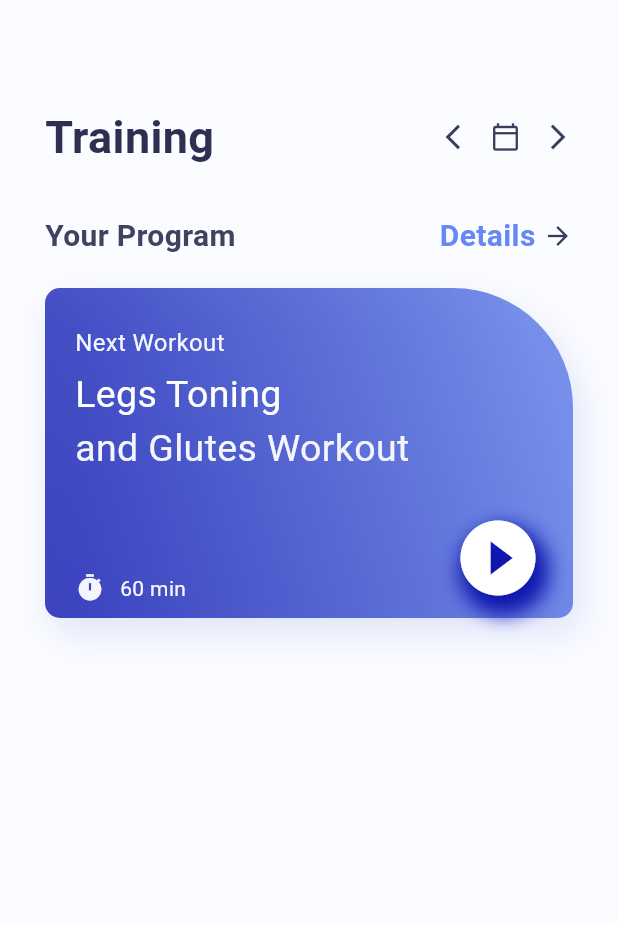
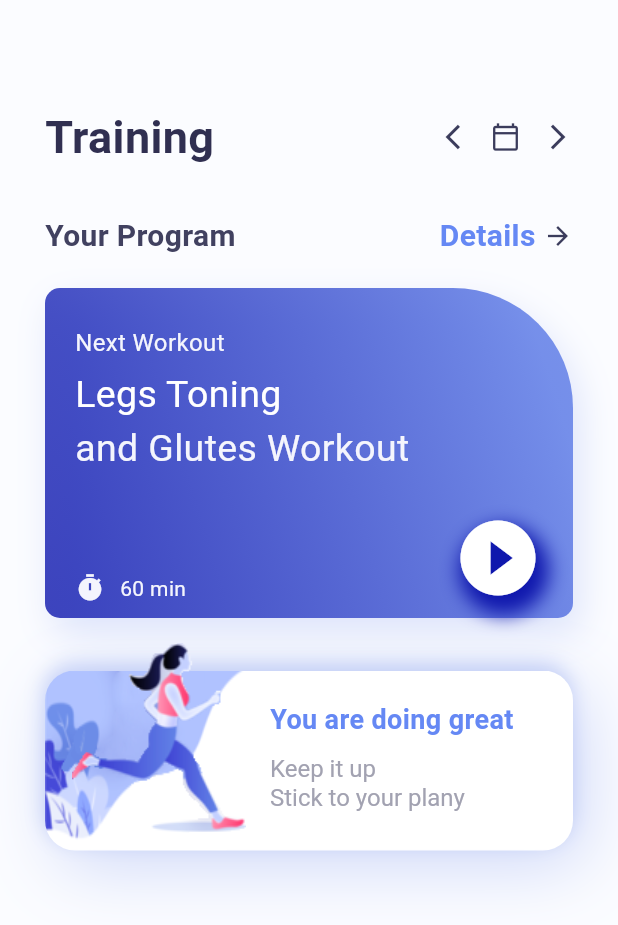
Before and after one commit to kamilgadek/workout_app, a Flutter app: the screen it shows after launch, on a phone screen of 412 x 824 dp. Shown: the top 925 px of the screen. Run offline on Flutter 3.47's test engine with Material 3 defaults, Android fonts, the phone set to English and light mode, and no system bars.

Commit message:
Make ui of second card

```diff
--- a/lib/home_page.dart
+++ b/lib/home_page.dart
@@ -137,7 +137,9 @@ class _HomePageState extends State<HomePage> {
                         color: color.AppColor.homePageContainerTextSmall,
                       ),
                     ),
-                    SizedBox(height: 25,),
+                    const SizedBox(
+                      height: 25,
+                    ),
                     Row(
                       crossAxisAlignment: CrossAxisAlignment.end,
                       children: [
@@ -166,13 +168,13 @@ class _HomePageState extends State<HomePage> {
                           decoration: BoxDecoration(
                               borderRadius: BorderRadius.circular(60),
                               boxShadow: [
-                              BoxShadow(color: color.AppColor.gradientFirst,
+                                BoxShadow(
+                                  color: color.AppColor.gradientFirst,
                                   blurRadius: 10,
-                              offset: Offset(4, 8),
+                                  offset: const Offset(4, 8),
                                 ),
-                            ]
-                          ),
-                           child: Icon(
+                              ]),
+                          child: const Icon(
                             Icons.play_circle_fill,
                             color: Colors.white,
                             size: 60,
@@ -184,6 +186,89 @@ class _HomePageState extends State<HomePage> {
                 ),
               ),
             ),
+            const SizedBox(height: 5),
+            Container(
+              height: 180,
+              width: MediaQuery.of(context).size.width,
+              child: Stack(
+                children: [
+                  Container(
+                    width: MediaQuery.of(context).size.width,
+                    margin: const EdgeInsets.only(top: 30),
+                    height: 120,
+                    decoration: BoxDecoration(
+                        borderRadius: BorderRadius.circular(20),
+                        image: const DecorationImage(
+                          image: AssetImage(
+                            'assets/card.png',
+                          ),
+                          fit: BoxFit.fill,
+                        ),
+                        boxShadow: [
+                          BoxShadow(
+                            blurRadius: 40,
+                            offset: const Offset(8, 10),
+                            color:
+                                color.AppColor.gradientSecond.withOpacity(0.3),
+                          ),
+                          BoxShadow(
+                            blurRadius: 10,
+                            offset: const Offset(-1, -5),
+                            color:
+                                color.AppColor.gradientSecond.withOpacity(0.3),
+                          )
+                        ]),
+                  ),
+                  Container(
+                    height: 200,
+                    width: MediaQuery.of(context).size.width,
+                    margin: const EdgeInsets.only(right: 200, bottom: 30),
+                    decoration: BoxDecoration(
+                      borderRadius: BorderRadius.circular(20),
+                      image: const DecorationImage(
+                        image: AssetImage(
+                          'assets/figure.png',
+                        ),
+                      ),
+                    ),
+                  ),
+                  Container(
+                    width: double.maxFinite,
+                    height: 100,
+                    margin: const EdgeInsets.only(
+                      top: 50,
+                      left: 150,
+                    ),
+                    child: Column(
+                      crossAxisAlignment: CrossAxisAlignment.start,
+                      children: [
+                        Text(
+                          'You are doing great',
+                          style: TextStyle(
+                            fontSize: 18,
+                            fontWeight: FontWeight.bold,
+                            color: color.AppColor.homePageDetail,
+                          ),
+                        ),
+                        const SizedBox(height: 10),
+                        RichText(
+                          text: TextSpan(
+                            text: 'Keep it up\n',
+                            style: TextStyle(
+                              color: color.AppColor.homePagePlanColor,
+                              fontSize: 16,
+                            ),
+                            children: const [
+                              TextSpan(text: 'Stick to your plany'),
+                            ],
+                          ),
+                        ),
+                      ],
+                    ),
+                  ),
+                ],
+              ),
+            ),
           ],
         ),
       ),
--- a/pubspec.yaml
+++ b/pubspec.yaml
@@ -59,8 +59,8 @@ flutter:
   uses-material-design: true
 
   # To add assets to your application, add an assets section, like this:
-  # assets:
-  #   - images/a_dot_burr.jpeg
+  assets:
+    - assets/
   #   - images/a_dot_ham.jpeg
 
   # An image asset can refer to one or more resolution-specific "variants", see
```
Also changed, not shown: assets/card.jpg (added), assets/card.png (added), assets/ex1.png (added), assets/ex2.png (added), assets/ex3.png (added), assets/ex4.png (added), assets/figure.png (added), assets/figure1.png (added), assets/squat1.jpg (added), assets/squat2.jpg (added), assets/squat3.jpg (added), assets/squat4.jpg (added). Lines whose indentation alone changed are shown as unchanged.
